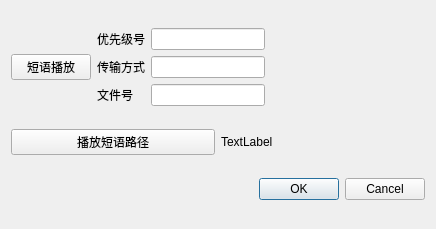
Before: the Qt Designer form player.ui in ishamo/boom, drawn with Qt 5.
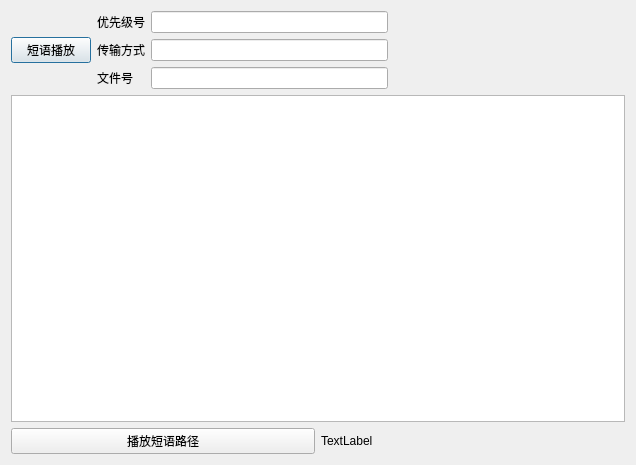
After: the same form once the commit is applied.

Diff of the .ui file:
```diff
--- a/player.ui
+++ b/player.ui
@@ -6,8 +6,8 @@
    <rect>
     <x>0</x>
     <y>0</y>
-    <width>436</width>
-    <height>229</height>
+    <width>636</width>
+    <height>465</height>
    </rect>
   </property>
   <property name="windowTitle">
@@ -80,7 +80,10 @@
      </item>
     </layout>
    </item>
-   <item row="1" column="0">
+   <item row="1" column="0" colspan="2">
+    <widget class="QListView" name="listView"/>
+   </item>
+   <item row="2" column="0">
     <widget class="QPushButton" name="pushButton_2">
      <property name="text">
       <string>播放短语路径</string>
@@ -90,23 +93,13 @@
      </property>
     </widget>
    </item>
-   <item row="1" column="1">
+   <item row="2" column="1">
     <widget class="QLabel" name="label_6">
      <property name="text">
       <string>TextLabel</string>
      </property>
     </widget>
    </item>
-   <item row="2" column="0" colspan="2">
-    <widget class="QDialogButtonBox" name="buttonBox">
-     <property name="orientation">
-      <enum>Qt::Horizontal</enum>
-     </property>
-     <property name="standardButtons">
-      <set>QDialogButtonBox::Cancel|QDialogButtonBox::Ok</set>
-     </property>
-    </widget>
-   </item>
   </layout>
  </widget>
  <resources/>
```
Left out of the diff: 35 changed lines with no effect on the pictures.
